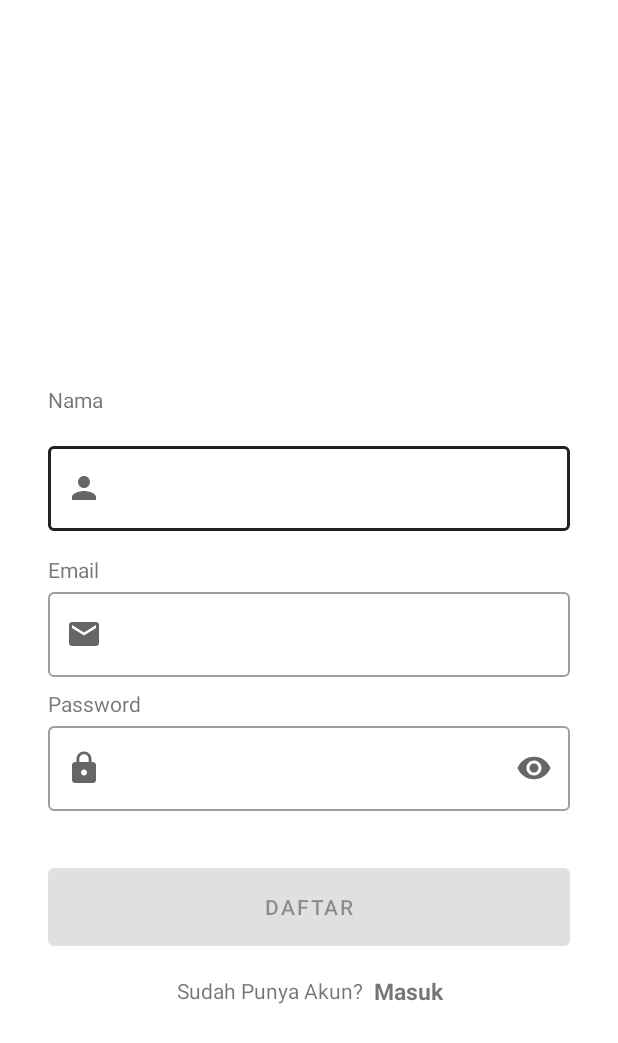
After one commit to silang-C241-PS520/silang-mobdev, an Android app: the SingupActivity screen opened directly, with no data from a screen before it, on a phone screen of 412 x 824 dp. The commit adds this screen. Shown: the top 1043 px of the screen. Run offline under Robolectric (Android 15) with nearby library versions, the phone set to English and light mode, and no system bars.

Commit message:
Add singup activity

```diff
--- a/app/src/main/AndroidManifest.xml
+++ b/app/src/main/AndroidManifest.xml
@@ -1,7 +1,9 @@
 <?xml version="1.0" encoding="utf-8"?>
 <manifest xmlns:android="http://schemas.android.com/apk/res/android"
     xmlns:tools="http://schemas.android.com/tools">
+
     <uses-permission android:name="android.permission.INTERNET" />
+
     <application
         android:allowBackup="true"
         android:dataExtractionRules="@xml/data_extraction_rules"
@@ -12,6 +14,9 @@
         android:supportsRtl="true"
         android:theme="@style/Theme.Silangmobdev"
         tools:targetApi="31">
+        <activity
+            android:name=".ui.singup.SingupActivity"
+            android:exported="false" />
         <activity
             android:name=".ui.login.LoginActivity"
             android:exported="false" />
--- /dev/null
+++ b/app/src/main/java/com/example/silang_mobdev/data/api/response/RegisterResponse.kt
@@ -0,0 +1,6 @@
+package com.example.silang_mobdev.data.api.response
+
+data class RegisterResponse(
+    val error: Boolean? = null,
+    val message: String? = null
+)
--- a/app/src/main/java/com/example/silang_mobdev/data/api/retrofit/ApiService.kt
+++ b/app/src/main/java/com/example/silang_mobdev/data/api/retrofit/ApiService.kt
@@ -3,11 +3,22 @@ package com.example.silang_mobdev.data.api.retrofit
 
 
 import com.example.silang_mobdev.data.api.response.LoginResponse
+import com.example.silang_mobdev.data.api.response.RegisterResponse
 import retrofit2.http.Field
 import retrofit2.http.FormUrlEncoded
 import retrofit2.http.POST
 
 interface ApiService {
+
+    @FormUrlEncoded
+    @POST("register")
+    suspend fun register(
+        @Field("name") name: String,
+        @Field("email") email: String,
+        @Field("password") password: String
+    ): RegisterResponse
+
+
     @FormUrlEncoded
     @POST("login")
     suspend fun login(
--- a/app/src/main/java/com/example/silang_mobdev/ui/login/LoginActivity.kt
+++ b/app/src/main/java/com/example/silang_mobdev/ui/login/LoginActivity.kt
@@ -18,6 +18,7 @@ import com.example.silang_mobdev.ViewModelFactory
 import com.example.silang_mobdev.data.api.retrofit.ApiConfig
 import com.example.silang_mobdev.data.pref.UserModel
 import com.example.silang_mobdev.databinding.ActivityLoginBinding
+import com.example.silang_mobdev.ui.singup.SingupActivity
 import com.google.gson.Gson
 import kotlinx.coroutines.launch
 import retrofit2.HttpException
@@ -65,6 +66,10 @@ class LoginActivity : AppCompatActivity() {
             } else {
                 showToast("Please enter a valid email and password.")
             }
+        }
+
+        binding.tvToSignup.setOnClickListener {
+            startActivity(Intent(this, SingupActivity::class.java))
         }
 
     }
--- /dev/null
+++ b/app/src/main/java/com/example/silang_mobdev/ui/singup/SingupActivity.kt
@@ -0,0 +1,171 @@
+package com.example.silang_mobdev.ui.singup
+
+import android.animation.AnimatorSet
+import android.animation.ObjectAnimator
+import android.content.Intent
+import androidx.appcompat.app.AppCompatActivity
+import android.os.Bundle
+import android.text.Editable
+import android.text.TextWatcher
+import android.util.Patterns
+import android.view.View
+import android.widget.Toast
+import androidx.lifecycle.lifecycleScope
+import com.example.silang_mobdev.R
+import com.example.silang_mobdev.data.api.response.RegisterResponse
+import com.example.silang_mobdev.data.api.retrofit.ApiConfig
+import com.example.silang_mobdev.databinding.ActivitySingupBinding
+import com.example.silang_mobdev.ui.login.LoginActivity
+import com.google.gson.Gson
+import kotlinx.coroutines.launch
+import retrofit2.HttpException
+
+class SingupActivity : AppCompatActivity() {
+
+    private lateinit var binding: ActivitySingupBinding
+    override fun onCreate(savedInstanceState: Bundle?) {
+        super.onCreate(savedInstanceState)
+        binding = ActivitySingupBinding.inflate(layoutInflater)
+        setContentView(binding.root)
+
+        supportActionBar?.hide()
+
+        setupTextWatchers()
+        setupAction()
+        playAnimation()
+    }
+
+    private fun setupTextWatchers() {
+        binding.edRegisterName.addTextChangedListener(textWatcher)
+        binding.edRegisterEmail.addTextChangedListener(textWatcher)
+        binding.edRegisterPassword.addTextChangedListener(textWatcher)
+    }
+
+    private val textWatcher = object : TextWatcher {
+        override fun beforeTextChanged(s: CharSequence, start: Int, count: Int, after: Int) {}
+        override fun onTextChanged(s: CharSequence, start: Int, before: Int, count: Int) {
+            setSignupButtonEnable()
+        }
+
+        override fun afterTextChanged(s: Editable) {}
+    }
+
+    private fun setSignupButtonEnable() {
+        val name = binding.edRegisterName.text.toString().trim()
+        val email = binding.edRegisterEmail.text.toString().trim()
+        val password = binding.edRegisterPassword.text.toString().trim()
+        binding.signupButton.isEnabled =
+            isValidName(name) && isValidEmail(email) && isPasswordValid(password)
+    }
+
+    private fun isValidName(name: String): Boolean {
+        return name.length >= 8
+    }
+
+    private fun isValidEmail(email: String): Boolean {
+        return Patterns.EMAIL_ADDRESS.matcher(email).matches()
+    }
+
+    private fun isPasswordValid(password: String): Boolean {
+        return password.length >= 8
+    }
+
+
+    private fun setupAction() {
+        binding.signupButton.setOnClickListener {
+            val name = binding.edRegisterName.text.toString().trim()
+            val email = binding.edRegisterEmail.text.toString().trim()
+            val password = binding.edRegisterPassword.text.toString().trim()
+
+            if (isValidName(name) && isValidEmail(email) && isPasswordValid(password)) {
+                registerUser(name, email, password)
+            } else {
+                showToast("Please enter a valid name, email, and password.")
+            }
+        }
+
+        binding.tvToLogin.setOnClickListener {
+            startActivity(Intent(this, LoginActivity::class.java))
+        }
+    }
+
+    private fun registerUser(name: String, email: String, password: String) {
+        lifecycleScope.launch {
+            showLoading(true)
+            try {
+                val apiService = ApiConfig.getApiService()
+                val registerResponse = apiService.register(name, email, password)
+
+                if (!registerResponse.error!!) {
+                    navigateToLoginActivity()
+                } else {
+                    showLoading(false)
+                    showToast(registerResponse.message ?: "Registration failed. Please try again.")
+                }
+            } catch (e: HttpException) {
+                showLoading(false)
+                handleHttpException(e)
+            } catch (e: Exception) {
+                showLoading(false)
+                handleGenericException(e)
+            }
+        }
+    }
+
+    private fun handleHttpException(exception: HttpException) {
+        val errorBody = exception.response()?.errorBody()?.string()
+        val errorResponse = Gson().fromJson(errorBody, RegisterResponse::class.java)
+        showToast(errorResponse.message ?: "An error occurred. Please try again.")
+    }
+
+    private fun handleGenericException(exception: Exception) {
+        showToast("An error occurred. Please try again.")
+        exception.printStackTrace()
+    }
+
+    private fun navigateToLoginActivity() {
+        val intent = Intent(this@SingupActivity, LoginActivity::class.java)
+        intent.flags = Intent.FLAG_ACTIVITY_CLEAR_TASK or Intent.FLAG_ACTIVITY_NEW_TASK
+        startActivity(intent)
+        finish()
+    }
+
+    private fun playAnimation() {
+
+        val nameTextView =
+            ObjectAnimator.ofFloat(binding.nameTextView, View.ALPHA, 1f).setDuration(100)
+        val nameEditTextLayout =
+            ObjectAnimator.ofFloat(binding.nameEditTextLayout, View.ALPHA, 1f).setDuration(100)
+        val emailTextView =
+            ObjectAnimator.ofFloat(binding.emailTextView, View.ALPHA, 1f).setDuration(100)
+        val emailEditTextLayout =
+            ObjectAnimator.ofFloat(binding.emailEditTextLayout, View.ALPHA, 1f).setDuration(100)
+        val passwordTextView =
+            ObjectAnimator.ofFloat(binding.passwordTextView, View.ALPHA, 1f).setDuration(100)
+        val passwordEditTextLayout =
+            ObjectAnimator.ofFloat(binding.passwordEditTextLayout, View.ALPHA, 1f).setDuration(100)
+        val signup = ObjectAnimator.ofFloat(binding.signupButton, View.ALPHA, 1f).setDuration(100)
+
+
+        AnimatorSet().apply {
+            playSequentially(
+                nameTextView,
+                nameEditTextLayout,
+                emailTextView,
+                emailEditTextLayout,
+                passwordTextView,
+                passwordEditTextLayout,
+                signup
+            )
+            startDelay = 100
+        }.start()
+    }
+
+    private fun showLoading(isLoading: Boolean) {
+        binding.progressIndicator.visibility = if (isLoading) View.VISIBLE else View.GONE
+    }
+
+    private fun showToast(message: String) {
+        Toast.makeText(this, message, Toast.LENGTH_SHORT).show()
+    }
+}
--- /dev/null
+++ b/app/src/main/res/layout/activity_singup.xml
@@ -0,0 +1,187 @@
+<?xml version="1.0" encoding="utf-8"?>
+<androidx.constraintlayout.widget.ConstraintLayout xmlns:android="http://schemas.android.com/apk/res/android"
+    xmlns:app="http://schemas.android.com/apk/res-auto"
+    xmlns:tools="http://schemas.android.com/tools"
+    android:layout_width="match_parent"
+    android:layout_height="match_parent"
+    tools:context=".ui.singup.SingupActivity">
+
+    <com.google.android.material.progressindicator.LinearProgressIndicator
+        android:id="@+id/progressIndicator"
+        android:layout_width="match_parent"
+        android:layout_height="wrap_content"
+        android:indeterminate="true"
+        android:visibility="gone"
+        app:layout_constraintEnd_toEndOf="parent"
+        app:layout_constraintStart_toStartOf="parent"
+        app:layout_constraintTop_toTopOf="parent" />
+
+    <TextView
+        android:id="@+id/nameTextView"
+        android:layout_width="wrap_content"
+        android:layout_height="wrap_content"
+        android:layout_marginStart="32dp"
+        android:layout_marginTop="8dp"
+        android:alpha="0"
+        android:text="@string/name"
+        app:layout_constraintStart_toStartOf="parent"
+        app:layout_constraintTop_toTopOf="@+id/guidelineHorizontal"
+        tools:alpha="100" />
+
+    <com.google.android.material.textfield.TextInputLayout
+        android:id="@+id/nameEditTextLayout"
+        style="@style/Widget.MaterialComponents.TextInputLayout.OutlinedBox"
+        android:layout_width="0dp"
+        android:layout_height="wrap_content"
+        android:layout_marginStart="32dp"
+        android:layout_marginEnd="32dp"
+        android:alpha="0"
+        app:layout_constraintEnd_toEndOf="parent"
+        app:layout_constraintStart_toStartOf="parent"
+        app:layout_constraintTop_toBottomOf="@+id/nameTextView"
+        app:startIconDrawable="@drawable/ic_baseline_person_24"
+        tools:alpha="100">
+
+        <com.google.android.material.textfield.TextInputEditText
+            android:id="@+id/ed_register_name"
+            android:layout_width="match_parent"
+            android:layout_height="wrap_content"
+            android:ems="10"
+            android:inputType="text" />
+    </com.google.android.material.textfield.TextInputLayout>
+
+    <TextView
+        android:id="@+id/emailTextView"
+        android:layout_width="wrap_content"
+        android:layout_height="wrap_content"
+        android:layout_marginStart="32dp"
+        android:layout_marginTop="16dp"
+        android:alpha="0"
+        android:text="@string/email"
+        app:layout_constraintStart_toStartOf="parent"
+        app:layout_constraintTop_toBottomOf="@+id/nameEditTextLayout"
+        tools:alpha="100" />
+
+    <com.google.android.material.textfield.TextInputLayout
+        android:id="@+id/emailEditTextLayout"
+        style="@style/Widget.MaterialComponents.TextInputLayout.OutlinedBox"
+        android:layout_width="0dp"
+        android:layout_height="wrap_content"
+        android:layout_marginStart="32dp"
+        android:layout_marginEnd="32dp"
+        android:alpha="0"
+        app:layout_constraintEnd_toEndOf="parent"
+        app:layout_constraintStart_toStartOf="parent"
+        app:layout_constraintTop_toBottomOf="@+id/emailTextView"
+        app:startIconDrawable="@drawable/ic_baseline_email_24"
+        tools:alpha="100">
+
+        <com.google.android.material.textfield.TextInputEditText
+            android:id="@+id/ed_register_email"
+            android:layout_width="match_parent"
+            android:layout_height="wrap_content"
+            android:ems="10"
+            android:inputType="textEmailAddress" />
+    </com.google.android.material.textfield.TextInputLayout>
+
+    <TextView
+        android:id="@+id/passwordTextView"
+        android:layout_width="wrap_content"
+        android:layout_height="wrap_content"
+        android:layout_marginStart="32dp"
+        android:layout_marginTop="8dp"
+        android:alpha="0"
+        android:text="@string/password"
+        app:layout_constraintStart_toStartOf="parent"
+        app:layout_constraintTop_toBottomOf="@+id/emailEditTextLayout"
+        tools:alpha="100" />
+
+    <com.google.android.material.textfield.TextInputLayout
+        android:id="@+id/passwordEditTextLayout"
+        style="@style/Widget.MaterialComponents.TextInputLayout.OutlinedBox"
+        android:layout_width="0dp"
+        android:layout_height="wrap_content"
+        android:layout_marginStart="32dp"
+        android:layout_marginEnd="32dp"
+        android:alpha="0"
+        app:endIconMode="password_toggle"
+        app:layout_constraintEnd_toEndOf="parent"
+        app:layout_constraintStart_toStartOf="parent"
+        app:layout_constraintTop_toBottomOf="@+id/passwordTextView"
+        app:startIconDrawable="@drawable/ic_baseline_lock_24"
+        tools:alpha="100">
+
+        <com.google.android.material.textfield.TextInputEditText
+            android:id="@+id/ed_register_password"
+            android:layout_width="match_parent"
+            android:layout_height="wrap_content"
+            android:ems="10"
+            android:inputType="textPassword" />
+    </com.google.android.material.textfield.TextInputLayout>
+
+    <Button
+        android:id="@+id/signupButton"
+        android:layout_width="0dp"
+        android:layout_height="64dp"
+        android:layout_marginStart="32dp"
+        android:layout_marginTop="32dp"
+        android:layout_marginEnd="32dp"
+        android:alpha="0"
+        android:enabled="false"
+        android:text="@string/signup"
+        app:layout_constraintEnd_toEndOf="parent"
+        app:layout_constraintStart_toStartOf="parent"
+        app:layout_constraintTop_toBottomOf="@+id/passwordEditTextLayout"
+        tools:alpha="100" />
+
+    <LinearLayout
+        android:id="@+id/tvToRegister"
+        android:layout_width="wrap_content"
+        android:layout_height="wrap_content"
+        android:layout_centerHorizontal="true"
+        android:layout_marginStart="32dp"
+        android:layout_marginEnd="32dp"
+        android:orientation="horizontal"
+        app:layout_constraintEnd_toEndOf="parent"
+        app:layout_constraintStart_toStartOf="parent"
+        app:layout_constraintTop_toBottomOf="@+id/signupButton">
+
+        <TextView
+            android:id="@+id/tv_text"
+            android:layout_width="wrap_content"
+            android:layout_height="wrap_content"
+            android:clickable="true"
+            android:focusable="true"
+            android:gravity="center"
+            android:minHeight="48dp"
+            android:text="@string/move_to_login" />
+
+        <TextView
+            android:id="@+id/tv_toLogin"
+            android:layout_width="wrap_content"
+            android:layout_height="match_parent"
+            android:layout_marginStart="8dp"
+            android:gravity="center"
+            android:text="@string/btn_to_login"
+            android:textSize="15sp"
+            android:textStyle="bold" />
+
+    </LinearLayout>
+
+    <androidx.constraintlayout.widget.Guideline
+        android:id="@+id/guidelineHorizontal"
+        android:layout_width="wrap_content"
+        android:layout_height="64dp"
+        android:orientation="horizontal"
+        app:layout_constraintEnd_toEndOf="parent"
+        app:layout_constraintGuide_percent="0.30191082"
+        app:layout_constraintStart_toStartOf="parent" />
+
+    <androidx.constraintlayout.widget.Guideline
+        android:id="@+id/guideline2"
+        android:layout_width="wrap_content"
+        android:layout_height="64dp"
+        android:orientation="horizontal"
+        app:layout_constraintGuide_percent="0.1" />
+
+</androidx.constraintlayout.widget.ConstraintLayout>
--- a/app/src/main/res/values/strings.xml
+++ b/app/src/main/res/values/strings.xml
@@ -11,4 +11,6 @@
     <string name="btn_to_signup">Daftar</string>
     <string name="move_to_login">Sudah Punya Akun?</string>
     <string name="btn_to_login">Masuk</string>
+    <string name="name">Nama\n</string>
+    <string name="signup">Daftar</string>
 </resources>
--- a/gradle/libs.versions.toml
+++ b/gradle/libs.versions.toml
@@ -1,5 +1,5 @@
 [versions]
-agp = "8.4.1"
+agp = "8.2.2"
 kotlin = "1.9.0"
 coreKtx = "1.13.1"
 junit = "4.13.2"
```
